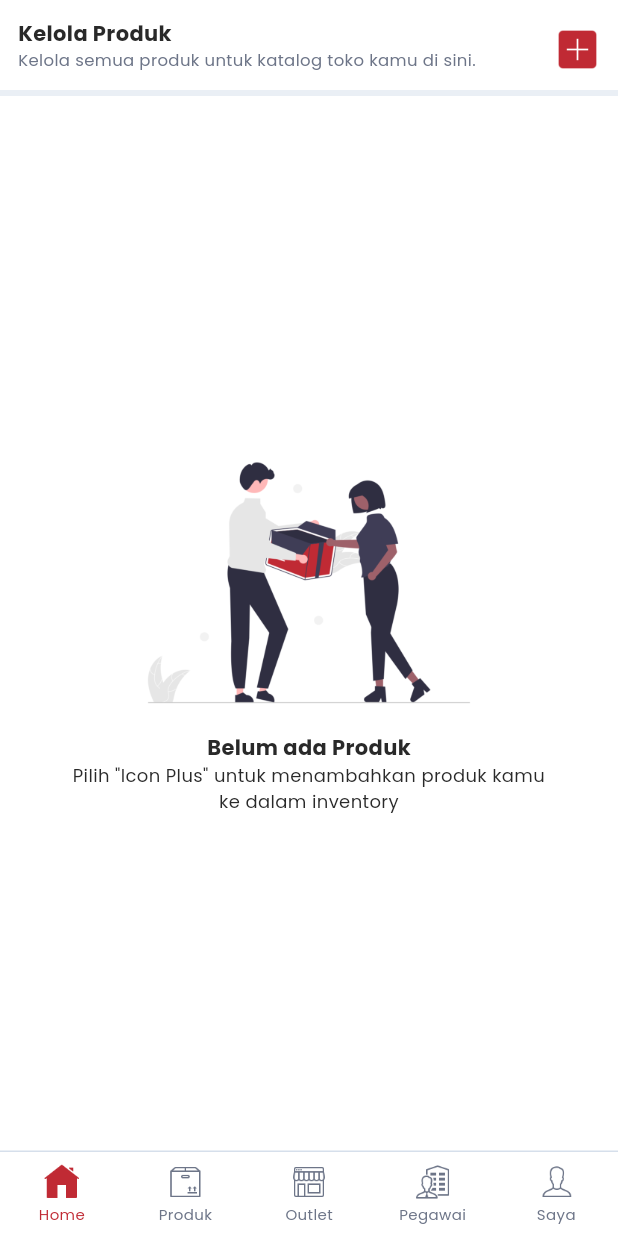
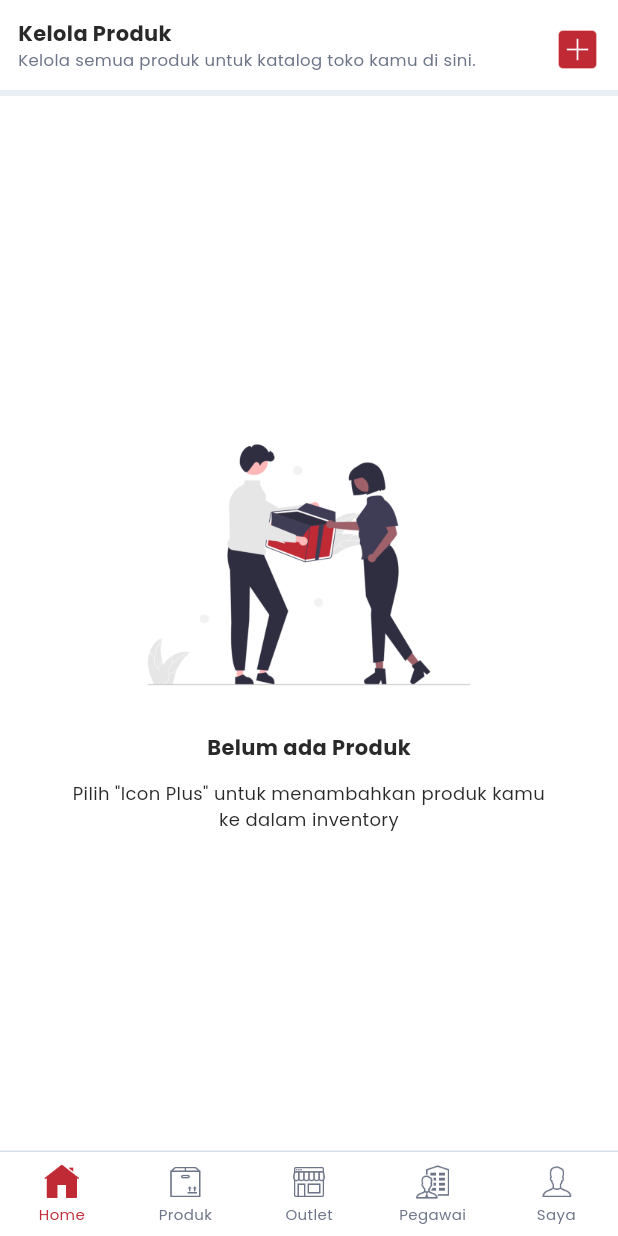
Before and after one commit to agungd3v/qlola_umkm, a Flutter app: the ProductScreen screen opened by its route, on a phone screen of 412 x 824 dp. Run offline on Flutter 3.47's test engine with Material 3 defaults, Android fonts, the phone set to English and light mode, and no system bars; our stand-ins replace flutter_dotenv, go_router, localstorage.

Commit message:
fix empty product style

```diff
--- a/lib/screens/product.dart
+++ b/lib/screens/product.dart
@@ -62,6 +62,7 @@ class _ProductScreenState extends State<ProductScreen> {
                       Image.asset("assets/icons/product_empty.png", width: 300, height: 200, fit: BoxFit.contain),
                       Column(
                         children: [
+                          const SizedBox(height: 12),
                           Text(
                             "Belum ada Produk",
                             style: TextStyle(
@@ -70,6 +71,7 @@ class _ProductScreenState extends State<ProductScreen> {
                               color: Theme.of(context).primaryColorDark
                             )
                           ),
+                          const SizedBox(height: 12),
                           SizedBox(
                             width: 320,
                             child: Text(
```
